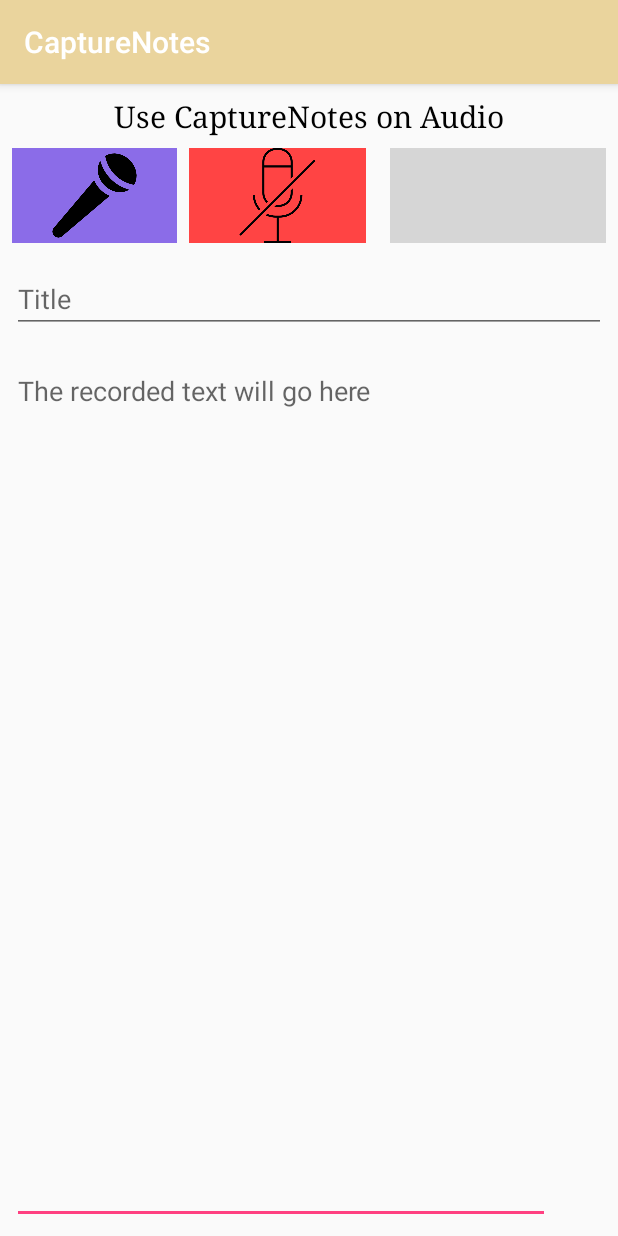
After one commit to thomastriplett/CaptureNotes, an Android app: the SpeechActivity screen opened directly, with no data from a screen before it, on a phone screen of 412 x 824 dp. The commit adds this screen. Run offline under Robolectric (Android 15) with nearby library versions, the phone set to English and light mode, and no system bars; libraries missing offline, so code that uses them is left out: com.google.api.gax, com.google.auth.oauth2, com.google.cloud.speech, com.google.cloud.storage; Roboto replaces fonts that are not available here; grey boxes are pictures that could not be loaded.

Commit message:
Added back speech activity with Google Speech-to-Text

```diff
--- a/app/build.gradle
+++ b/app/build.gradle
@@ -53,4 +53,10 @@ dependencies {
             }
 
     implementation 'com.google.http-client:google-http-client-gson:1.26.0'
+    implementation 'com.google.cloud:google-cloud-speech:2.3.0'
+    implementation 'com.google.cloud:google-cloud-core:2.7.1'
+    implementation 'com.google.cloud:google-cloud-storage:2.7.1'
+    implementation 'io.grpc:grpc-okhttp:1.46.0'
+    implementation 'io.grpc:grpc-netty:1.46.0'
+    implementation 'io.grpc:grpc-netty-shaded:1.46.0'
 }
--- a/app/src/main/java/com/thomastriplett/capturenotes/ImageActivity.java
+++ b/app/src/main/java/com/thomastriplett/capturenotes/ImageActivity.java
@@ -165,7 +165,6 @@ public final class ImageActivity extends AppCompatActivity {
                     view -> {
                       Log.d(TAG, "Save button clicked");
                       save();
-//                      view.showContextMenu();
                     });
 
     graphicOverlay = findViewById(R.id.graphic_overlay);
--- /dev/null
+++ b/app/src/main/java/com/thomastriplett/capturenotes/SpeechActivity.java
@@ -0,0 +1,357 @@
+package com.thomastriplett.capturenotes;
+
+import android.Manifest;
+import android.content.Context;
+import android.content.Intent;
+import android.content.pm.PackageManager;
+import android.content.res.AssetManager;
+import android.media.AudioManager;
+import android.media.MediaPlayer;
+import android.media.MediaRecorder;
+import android.net.Uri;
+import android.os.Build;
+import android.os.Bundle;
+import android.os.Environment;
+import android.provider.Settings;
+
+import android.util.Log;
+import android.view.View;
+import android.widget.ImageView;
+import android.widget.TextView;
+import android.widget.Toast;
+
+import androidx.annotation.Nullable;
+import androidx.annotation.RequiresApi;
+import androidx.appcompat.app.AppCompatActivity;
+import androidx.core.app.ActivityCompat;
+import androidx.core.content.ContextCompat;
+
+import com.google.api.gax.core.FixedCredentialsProvider;
+import com.google.auth.Credentials;
+import com.google.auth.oauth2.GoogleCredentials;
+import com.google.cloud.speech.v1.RecognitionAudio;
+import com.google.cloud.speech.v1.RecognitionConfig;
+import com.google.cloud.speech.v1.RecognizeResponse;
+import com.google.cloud.speech.v1.SpeechClient;
+import com.google.cloud.speech.v1.SpeechRecognitionAlternative;
+import com.google.cloud.speech.v1.SpeechRecognitionResult;
+import com.google.cloud.speech.v1.SpeechSettings;
+import com.google.cloud.storage.Blob;
+import com.google.cloud.storage.BlobId;
+import com.google.cloud.storage.BlobInfo;
+import com.google.cloud.storage.Storage;
+import com.google.cloud.storage.StorageOptions;
+
+import java.io.File;
+import java.io.FileOutputStream;
+import java.io.IOException;
+import java.io.InputStream;
+import java.text.SimpleDateFormat;
+import java.util.ArrayList;
+import java.util.Date;
+import java.util.List;
+
+import static android.Manifest.permission.RECORD_AUDIO;
+import static android.Manifest.permission.WRITE_EXTERNAL_STORAGE;
+import static android.os.Build.VERSION.SDK_INT;
+
+public class SpeechActivity extends AppCompatActivity{
+    private TextView audioInstr;
+    private ImageView recordButton;
+    private ImageView stopButton;
+    private ImageView saveButton;
+    private TextView recordText;
+    private TextView noteTitle;
+
+
+    private MediaRecorder mRecorder;
+    private MediaPlayer mPlayer;
+    private static String mFileName = null;
+    public static final int REQUEST_AUDIO_PERMISSION_CODE = 1;
+    public static final int REQUEST_ONLY_AUDIO_PERMISSION_CODE = 2;
+
+    private Credentials credentials;
+
+    String projectId = "capturenotes";
+
+    private final String TAG = "SpeechActivity";
+    private boolean keepRecording = false;
+    private ArrayList<String> currentRecording = new ArrayList<>();
+    private  AudioManager audioManager;
+
+    @Override
+    protected void onCreate(Bundle savedInstanceState) {
+        super.onCreate(savedInstanceState);
+        setContentView(R.layout.activity_speech);
+
+        audioInstr = findViewById(R.id.audio_instr);
+        recordButton = findViewById(R.id.record_button);
+        stopButton = findViewById(R.id.stop_button);
+        saveButton = findViewById(R.id.save_button);
+        recordText = findViewById(R.id.record_text);
+        noteTitle = findViewById(R.id.note_title);
+
+
+        // save the current volume
+        audioManager = (AudioManager) getSystemService(Context.AUDIO_SERVICE);
+        int current_volume = audioManager.getStreamVolume(AudioManager.STREAM_MUSIC);
+
+        // switch to silent mode (to avoid the speech recogniton beep)
+        audioManager = (AudioManager) getSystemService(Context.AUDIO_SERVICE);
+        audioManager.setStreamVolume(AudioManager.STREAM_MUSIC, 0, AudioManager.FLAG_REMOVE_SOUND_AND_VIBRATE);
+
+
+        if (ContextCompat.checkSelfPermission(this, Manifest.permission.WRITE_EXTERNAL_STORAGE) != PackageManager.PERMISSION_GRANTED) {
+            ActivityCompat.requestPermissions(this, new String[]{Manifest.permission.WRITE_EXTERNAL_STORAGE}, 100);
+        }
+
+        getCredentials();
+
+        recordButton.setOnClickListener(new View.OnClickListener() {
+            @Override
+            public void onClick(View v) {
+                startRecording();
+            }
+        });
+
+        stopButton.setOnClickListener(new View.OnClickListener() {
+            @Override
+            public void onClick(View v) {
+                stopRecording();
+        }
+        });
+
+        saveButton.setOnClickListener(new View.OnClickListener() {
+            @RequiresApi(api = Build.VERSION_CODES.O)
+            @Override
+            public void onClick(View v) {
+                sendAudioToGoogleCloud();
+//                writeToFile(recordText.getText().toString());
+            }
+        });
+    }
+
+    @Override
+    protected void onStop() {
+        Log.d(TAG, "onStop");
+        audioManager = (AudioManager) getSystemService(Context.AUDIO_SERVICE);
+        audioManager.setStreamVolume(AudioManager.STREAM_MUSIC, audioManager.getStreamMaxVolume(AudioManager.STREAM_MUSIC),
+                AudioManager.FLAG_REMOVE_SOUND_AND_VIBRATE);
+        super.onStop();
+    }
+
+    private void writeToFile(String recording) {
+        try {
+            String root = Environment.getExternalStorageDirectory().toString();
+            File myDir = new File(root + "/saved_recordings");
+            myDir.mkdirs();
+
+
+            String fname = "srecord-"+noteTitle.getText()+".txt";
+            File file = new File (myDir, fname);
+
+            FileOutputStream fos = new FileOutputStream(file);
+
+            fos.write(noteTitle.getText().toString().getBytes());
+            fos.write(System.getProperty("line.separator").getBytes());
+            fos.write(System.getProperty("line.separator").getBytes());
+            SimpleDateFormat sd = new SimpleDateFormat("MM/dd/yy hh:mm a");
+            Date newDate = new Date();
+            String date = sd.format(newDate);
+            fos.write(date.getBytes());
+            fos.write(System.getProperty("line.separator").getBytes());
+            fos.write(System.getProperty("line.separator").getBytes());
+            fos.write(recording.getBytes());
+            fos.close();
+            Toast.makeText(SpeechActivity.this, "Note Saved", Toast.LENGTH_SHORT).show();
+        }
+        catch (IOException e) {
+            Toast.makeText(SpeechActivity.this, "Note Not Saved, Try Changing the Title", Toast.LENGTH_SHORT).show();
+            Log.e("Exception", "File write failed: " + e.toString());
+        }
+    }
+
+    private void startRecording() {
+        Log.d(TAG, "In startRecording");
+        if (checkPermissions()) {
+            Log.d(TAG, "Permissions Found");
+            mFileName = Environment.getExternalStorageDirectory().getAbsolutePath();
+            mFileName += "/AudioRecording.amr-wb";
+
+            Log.d(TAG, "File path name: "+mFileName);
+
+            mRecorder = new MediaRecorder();
+            mRecorder.setAudioSource(MediaRecorder.AudioSource.MIC);
+            mRecorder.setOutputFormat(MediaRecorder.OutputFormat.AMR_WB);
+            mRecorder.setAudioEncoder(MediaRecorder.AudioEncoder.AMR_WB);
+            mRecorder.setOutputFile(mFileName);
+            try {
+                mRecorder.prepare();
+            } catch (IOException e) {
+                Log.e("TAG", "prepare() failed");
+            }
+
+            mRecorder.start();
+            audioInstr.setText("Recording Started");
+        } else {
+            requestPermissions();
+        }
+    }
+
+    public void stopRecording() {
+        mRecorder.stop();
+
+        mRecorder.release();
+        mRecorder = null;
+        audioInstr.setText("Recording Stopped");
+    }
+
+    @Override
+    protected void onActivityResult(int requestCode, int resultCode, @Nullable Intent data) {
+        super.onActivityResult(requestCode, resultCode, data);
+        if (requestCode == 2296) {
+            if (SDK_INT >= Build.VERSION_CODES.R) {
+                if (Environment.isExternalStorageManager()) {
+                    ActivityCompat.requestPermissions(SpeechActivity.this, new String[]{RECORD_AUDIO}, REQUEST_ONLY_AUDIO_PERMISSION_CODE);
+
+                } else {
+                    Toast.makeText(this, "Allow permission for storage access!", Toast.LENGTH_SHORT).show();
+                }
+            }
+        }
+    }
+
+    @Override
+    public void onRequestPermissionsResult(int requestCode, String[] permissions, int[] grantResults) {
+        // this method is called when user will
+        // grant the permission for audio recording.
+        switch (requestCode) {
+            case REQUEST_AUDIO_PERMISSION_CODE:
+                if (grantResults.length > 0) {
+                    boolean permissionToRecord = grantResults[0] == PackageManager.PERMISSION_GRANTED;
+                    boolean permissionToStore = grantResults[1] == PackageManager.PERMISSION_GRANTED;
+                    if (permissionToRecord && permissionToStore) {
+                        Toast.makeText(getApplicationContext(), "Permission Granted", Toast.LENGTH_LONG).show();
+                    } else {
+                        Toast.makeText(getApplicationContext(), "Permission Denied", Toast.LENGTH_LONG).show();
+                    }
+                }
+                break;
+            case REQUEST_ONLY_AUDIO_PERMISSION_CODE:
+                if (grantResults.length > 0) {
+                    boolean permissionToRecord = grantResults[0] == PackageManager.PERMISSION_GRANTED;
+                    if (permissionToRecord) {
+                        Toast.makeText(getApplicationContext(), "Permission Granted", Toast.LENGTH_LONG).show();
+                    } else {
+                        Toast.makeText(getApplicationContext(), "Permission Denied", Toast.LENGTH_LONG).show();
+                    }
+                }
+                break;
+        }
+    }
+
+    public boolean checkPermissions() {
+        // this method is used to check permission
+        if (SDK_INT >= Build.VERSION_CODES.R) {
+            return Environment.isExternalStorageManager();
+        } else {
+            int result = ContextCompat.checkSelfPermission(getApplicationContext(), WRITE_EXTERNAL_STORAGE);
+            int result1 = ContextCompat.checkSelfPermission(getApplicationContext(), RECORD_AUDIO);
+            return result == PackageManager.PERMISSION_GRANTED && result1 == PackageManager.PERMISSION_GRANTED;
+        }
+    }
+
+    private void requestPermissions() {
+        // this method is used to request the
+        // permission for audio recording and storage.
+        if (SDK_INT >= Build.VERSION_CODES.R) {
+            try {
+                Intent intent = new Intent(Settings.ACTION_MANAGE_APP_ALL_FILES_ACCESS_PERMISSION);
+                intent.addCategory("android.intent.category.DEFAULT");
+                intent.setData(Uri.parse(String.format("package:%s",getApplicationContext().getPackageName())));
+                startActivityForResult(intent, 2296);
+            } catch (Exception e) {
+                Intent intent = new Intent();
+                intent.setAction(Settings.ACTION_MANAGE_ALL_FILES_ACCESS_PERMISSION);
+                startActivityForResult(intent, 2296);
+            }
+        } else {
+            //below android 11
+            ActivityCompat.requestPermissions(SpeechActivity.this, new String[]{RECORD_AUDIO, WRITE_EXTERNAL_STORAGE}, REQUEST_AUDIO_PERMISSION_CODE);
+        }
+    }
+
+     void getCredentials() {
+        try {
+            AssetManager assetManager = SpeechActivity.this.getAssets();
+            InputStream jsonStream = assetManager.open("credentials.json");
+            ArrayList<String> urlList = new ArrayList<>();
+            urlList.add("https://www.googleapis.com/auth/cloud-platform");
+            credentials = GoogleCredentials.fromStream(jsonStream);
+        }
+        catch (IOException e) {
+            Log.d(TAG, e.toString());
+        }
+    }
+
+    protected static class SendAudioTaskParams {
+        Storage storage;
+        BlobInfo blobInfo;
+        String filePath;
+
+        SendAudioTaskParams(Storage storage, BlobInfo blobInfo, String filePath) {
+            this.storage = storage;
+            this.blobInfo = blobInfo;
+            this.filePath = filePath;
+        }
+    }
+
+    @RequiresApi(api = Build.VERSION_CODES.O)
+    private void sendAudioToGoogleCloud() {
+        Storage storage = StorageOptions.newBuilder().setProjectId(projectId).setCredentials(credentials).build().getService();
+        String bucketName = "capturenotes-audio-storage";
+        String objectName = "capturenotes-audio-file-1";
+        BlobId blobId = BlobId.of(bucketName, objectName);
+        BlobInfo blobInfo = BlobInfo.newBuilder(blobId).build();
+        String filePath = mFileName;
+
+        SpeechActivity.SendAudioTaskParams params = new SpeechActivity.SendAudioTaskParams(storage, blobInfo, filePath);
+        new SendAudioTask(SpeechActivity.this).execute(params);
+        Log.d(TAG, "File " + filePath + " uploaded to bucket " + bucketName + " as " + objectName);
+    }
+
+    public void whenSendAudioTaskIsDone(Blob blob) {
+        Log.d(TAG,"In whenSendAudioTaskIsDone");
+        Toast.makeText(this, "Audio File Successfully sent to Google Cloud", Toast.LENGTH_SHORT).show();
+
+        try {
+            SpeechSettings speechSettings = SpeechSettings.newBuilder()
+                    .setCredentialsProvider(FixedCredentialsProvider.create(credentials)).build();
+
+            SpeechClient speechClient = SpeechClient.create(speechSettings);
+            RecognitionConfig.AudioEncoding encoding = RecognitionConfig.AudioEncoding.AMR_WB;
+            int sampleRateHertz = 16000;
+            String languageCode = "en-US";
+            RecognitionConfig config = RecognitionConfig.newBuilder()
+                    .setEncoding(encoding)
+                    .setSampleRateHertz(sampleRateHertz)
+                    .setLanguageCode(languageCode)
+                    .build();
+            String uri = "gs://capturenotes-audio-storage/capturenotes-audio-file-1";
+            RecognitionAudio audio = RecognitionAudio.newBuilder()
+                    .setUri(uri)
+                    .build();
+            RecognizeResponse response = speechClient.recognize(config, audio);
+            List<SpeechRecognitionResult> results = response.getResultsList();
+            Log.d(TAG,"Number of results = "+results.size());
+            for (SpeechRecognitionResult result : results) {
+                SpeechRecognitionAlternative alternative = result.getAlternativesList().get(0);
+                recordText.setText(alternative.getTranscript());
+            }
+            speechClient.shutdown();
+        }
+        catch (IOException e) {
+            Log.e("Exception", "Audio recording failed: " + e.toString());
+        }
+    }
+}
--- /dev/null
+++ b/app/src/main/res/layout/activity_speech.xml
@@ -0,0 +1,142 @@
+<?xml version="1.0" encoding="utf-8"?>
+<androidx.constraintlayout.widget.ConstraintLayout xmlns:android="http://schemas.android.com/apk/res/android"
+    xmlns:app="http://schemas.android.com/apk/res-auto"
+    xmlns:tools="http://schemas.android.com/tools"
+    android:layout_width="match_parent"
+    android:layout_height="match_parent">
+
+    <ImageView
+        android:id="@+id/record_button"
+        android:layout_width="0dp"
+        android:layout_height="0dp"
+        android:layout_marginStart="8dp"
+        android:layout_marginTop="8dp"
+        android:layout_marginEnd="8dp"
+        android:layout_marginBottom="8dp"
+        android:background="@color/micColor"
+        app:layout_constraintBottom_toTopOf="@+id/guideline2"
+        app:layout_constraintEnd_toStartOf="@+id/guideline"
+        app:layout_constraintStart_toStartOf="parent"
+        app:layout_constraintTop_toBottomOf="@+id/audio_instr"
+        app:srcCompat="@drawable/microphone" />
+
+    <TextView
+        android:id="@+id/audio_instr"
+        android:layout_width="wrap_content"
+        android:layout_height="wrap_content"
+        android:layout_marginTop="8dp"
+        android:fontFamily="serif"
+        android:text="Use CaptureNotes on Audio"
+        android:textColor="@android:color/black"
+        android:textSize="20sp"
+        app:layout_constraintEnd_toEndOf="parent"
+        app:layout_constraintStart_toStartOf="parent"
+        app:layout_constraintTop_toTopOf="parent" />
+
+    <androidx.constraintlayout.widget.Guideline
+        android:id="@+id/guideline"
+        android:layout_width="wrap_content"
+        android:layout_height="wrap_content"
+        android:orientation="vertical"
+        app:layout_constraintGuide_begin="126dp" />
+
+    <ImageView
+        android:id="@+id/stop_button"
+        android:layout_width="0dp"
+        android:layout_height="0dp"
+        android:layout_marginStart="8dp"
+        android:layout_marginTop="8dp"
+        android:layout_marginEnd="8dp"
+        android:layout_marginBottom="8dp"
+        android:background="@android:color/holo_red_light"
+        app:layout_constraintBottom_toTopOf="@+id/guideline2"
+        app:layout_constraintEnd_toStartOf="@+id/guideline3"
+        app:layout_constraintStart_toEndOf="@+id/record_button"
+        app:layout_constraintTop_toBottomOf="@+id/audio_instr"
+        app:srcCompat="@drawable/no_microphone" />
+
+    <androidx.constraintlayout.widget.Guideline
+        android:id="@+id/guideline2"
+        android:layout_width="wrap_content"
+        android:layout_height="wrap_content"
+        android:orientation="horizontal"
+        app:layout_constraintGuide_begin="114dp" />
+
+    <EditText
+        android:id="@+id/record_text"
+        android:layout_width="0dp"
+        android:layout_height="0dp"
+        android:layout_marginTop="8dp"
+        android:layout_marginBottom="8dp"
+        android:layout_weight="1"
+        android:ems="10"
+        android:gravity="start"
+        android:hint="The recorded text will go here"
+        android:singleLine="false"
+        android:textSize="18sp"
+        app:layout_constraintBottom_toBottomOf="parent"
+        app:layout_constraintEnd_toStartOf="@+id/guideline8"
+        app:layout_constraintStart_toStartOf="@+id/guideline9"
+        app:layout_constraintTop_toTopOf="@+id/guideline4"
+        app:layout_constraintVertical_bias="0.0" />
+
+    <androidx.constraintlayout.widget.Guideline
+        android:id="@+id/guideline3"
+        android:layout_width="wrap_content"
+        android:layout_height="wrap_content"
+        android:orientation="vertical"
+        app:layout_constraintGuide_begin="252dp" />
+
+    <ImageView
+        android:id="@+id/save_button"
+        android:layout_width="0dp"
+        android:layout_height="0dp"
+        android:layout_marginStart="8dp"
+        android:layout_marginTop="8dp"
+        android:layout_marginEnd="8dp"
+        android:layout_marginBottom="8dp"
+        android:background="@color/saveColor"
+        app:layout_constraintBottom_toTopOf="@+id/guideline2"
+        app:layout_constraintEnd_toEndOf="parent"
+        app:layout_constraintStart_toStartOf="@+id/guideline3"
+        app:layout_constraintTop_toBottomOf="@+id/audio_instr"
+        app:srcCompat="@drawable/floppy2" />
+
+    <androidx.constraintlayout.widget.Guideline
+        android:id="@+id/guideline4"
+        android:layout_width="wrap_content"
+        android:layout_height="wrap_content"
+        android:orientation="horizontal"
+        app:layout_constraintGuide_begin="174dp" />
+
+    <EditText
+        android:id="@+id/note_title"
+        android:layout_width="0dp"
+        android:layout_height="0dp"
+        android:layout_marginStart="8dp"
+        android:layout_marginTop="8dp"
+        android:layout_marginEnd="8dp"
+        android:layout_marginBottom="8dp"
+        android:ems="10"
+        android:hint="Title"
+        android:inputType="textPersonName"
+        app:layout_constraintBottom_toTopOf="@+id/guideline4"
+        app:layout_constraintEnd_toEndOf="parent"
+        app:layout_constraintStart_toStartOf="parent"
+        app:layout_constraintTop_toTopOf="@+id/guideline2" />
+
+    <androidx.constraintlayout.widget.Guideline
+        android:id="@+id/guideline8"
+        android:layout_width="wrap_content"
+        android:layout_height="wrap_content"
+        android:orientation="vertical"
+        app:layout_constraintGuide_begin="367dp" />
+
+    <androidx.constraintlayout.widget.Guideline
+        android:id="@+id/guideline9"
+        android:layout_width="wrap_content"
+        android:layout_height="wrap_content"
+        android:orientation="vertical"
+        app:layout_constraintGuide_begin="8dp" />
+
+</androidx.constraintlayout.widget.ConstraintLayout>
--- a/app/src/main/res/values/strings.xml
+++ b/app/src/main/res/values/strings.xml
@@ -1,7 +1,8 @@
 <resources>
     <string name="app_name">CaptureNotes</string>
     <string name="encoding">UTF-8</string>
-    <string name="new_notes_header">Capture new notes</string>
+    <string name="picture_notes_header">Capture new notes from a Picture</string>
+    <string name="audio_notes_header">Capture new notes from a Recording</string>
     <string name="old_notes_header">Review old notes</string>
     <string name="default_note_title">Untitled Note</string>
     <string name="note_title_hint">Note title goes here</string>
```
Also changed, not shown: app/src/main/AndroidManifest.xml (+10 -0 lines), app/src/main/java/com/thomastriplett/capturenotes/MainActivity.java (+10 -0 lines), app/src/main/java/com/thomastriplett/capturenotes/SendAudioTask.java (added, +53 -0 lines), app/src/main/res/layout/activity_main.xml (+49 -9 lines), app/src/main/res/drawable/mic_icon.png (added).
